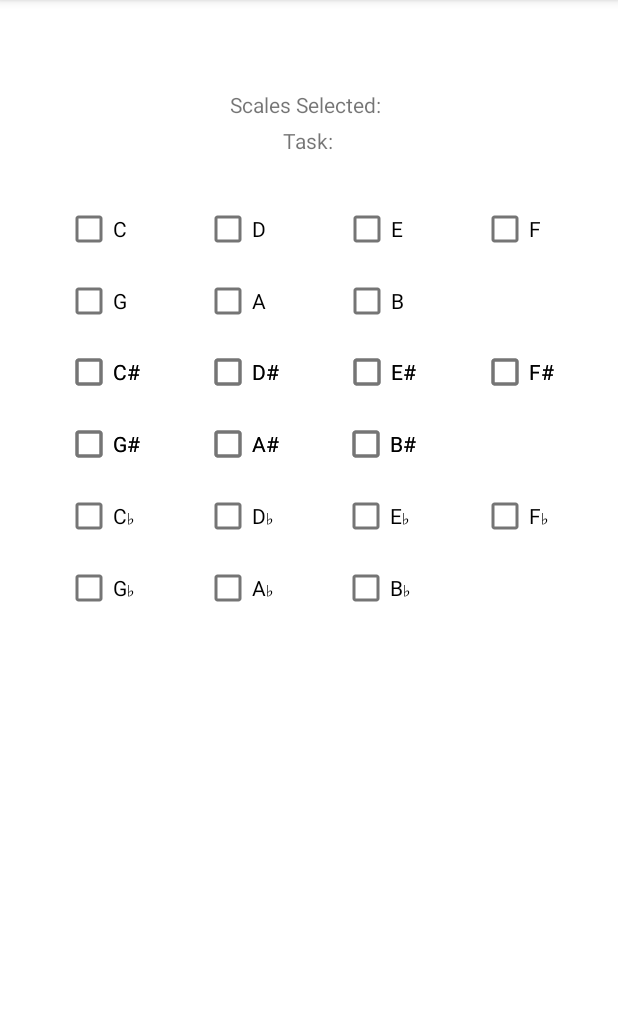
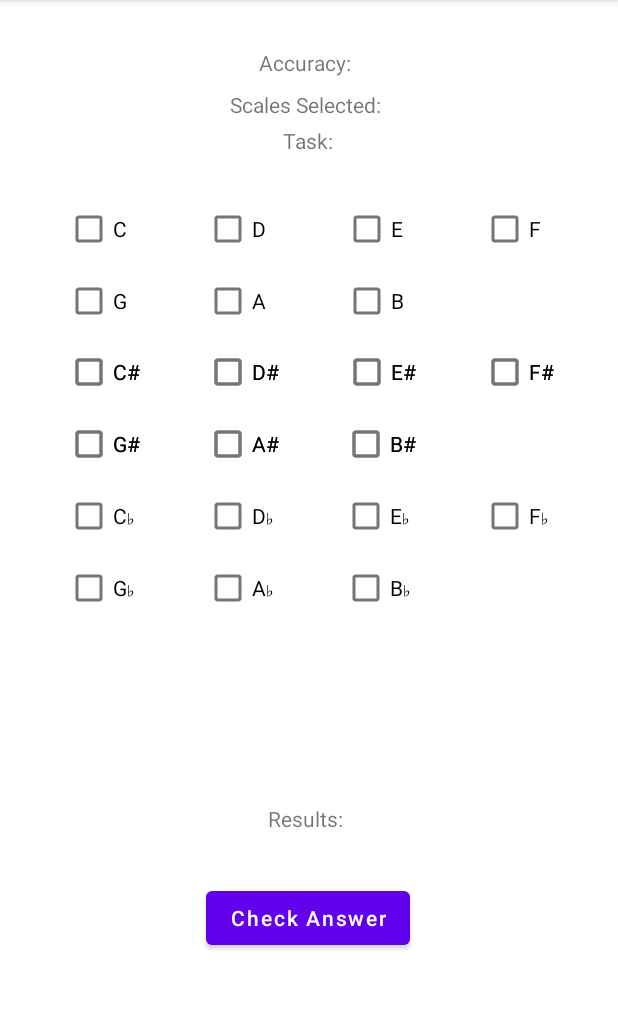
Before and after one commit to dwlakes/MusicTheory, an Android app: the ScaleCreatingExercise screen opened directly, with no data from a screen before it, on a phone screen of 412 x 824 dp, the part 84-1094 px from its top. Run offline under Robolectric (Android 15) with nearby library versions, the phone set to English and light mode, and no system bars; 3 statements that could not run were skipped.

Commit message:
added and refactored all 7 musical modes

```diff
--- a/app/src/main/java/com/example/musictheory/ScalesMenu.kt
+++ b/app/src/main/java/com/example/musictheory/ScalesMenu.kt
@@ -6,6 +6,7 @@ import android.os.Bundle
 import android.view.View
 import android.widget.Button
 import android.widget.TextView
+import android.widget.Toast
 import androidx.appcompat.app.AlertDialog
 import java.lang.StringBuilder
 import java.util.*
@@ -26,8 +27,10 @@ class ScalesMenu : AppCompatActivity() {
         createScalesDropdown()
         val startExerciseBtn = findViewById<Button>(R.id.startScalesExerciseBtn)
         startExerciseBtn.setOnClickListener{
+            if(scalesList.size < 1){
+                Toast.makeText(this, "You need to select something", Toast.LENGTH_SHORT).show()
                 // Singletonlist cannot be cast to arraylist
-            if (scalesList.size == 1){
+            }else if (scalesList.size == 1){
                     // Converts singleton to single variable
                     val singleScale = scalesList[0]
                     // Creates arraylist for single selection
@@ -43,6 +46,7 @@ class ScalesMenu : AppCompatActivity() {
                     intent.putIntegerArrayListExtra("selected_scales",selectedScales)
                     startActivity(intent)
             }
+
 
         }
     }
--- a/app/src/main/res/layout/activity_scale_creating_exercise.xml
+++ b/app/src/main/res/layout/activity_scale_creating_exercise.xml
@@ -275,4 +275,38 @@
         app:layout_constraintStart_toStartOf="parent"
         app:layout_constraintTop_toTopOf="parent" />
 
+    <Button
+        android:id="@+id/scaleCreatorCheckAnsBtn"
+        android:layout_width="wrap_content"
+        android:layout_height="wrap_content"
+        android:layout_marginTop="588dp"
+        android:text="Check Answer"
+        android:textAllCaps="false"
+        app:layout_constraintEnd_toEndOf="parent"
+        app:layout_constraintHorizontal_bias="0.498"
+        app:layout_constraintStart_toStartOf="parent"
+        app:layout_constraintTop_toTopOf="parent" />
+
+    <TextView
+        android:id="@+id/accuracyScaleCreatorTv"
+        android:layout_width="wrap_content"
+        android:layout_height="wrap_content"
+        android:layout_marginTop="32dp"
+        android:text="Accuracy: "
+        app:layout_constraintEnd_toEndOf="parent"
+        app:layout_constraintHorizontal_bias="0.498"
+        app:layout_constraintStart_toStartOf="parent"
+        app:layout_constraintTop_toTopOf="parent" />
+
+    <TextView
+        android:id="@+id/resultsScaleCreatorTv"
+        android:layout_width="wrap_content"
+        android:layout_height="wrap_content"
+        android:layout_marginTop="536dp"
+        android:text="Results: "
+        app:layout_constraintEnd_toEndOf="parent"
+        app:layout_constraintHorizontal_bias="0.498"
+        app:layout_constraintStart_toStartOf="parent"
+        app:layout_constraintTop_toTopOf="parent" />
+
 </androidx.constraintlayout.widget.ConstraintLayout>
```
Also changed, not shown: app/src/main/java/com/example/musictheory/ScaleCreatingExercise.kt (+167 -28 lines). Lines whose indentation alone changed are shown as unchanged.
